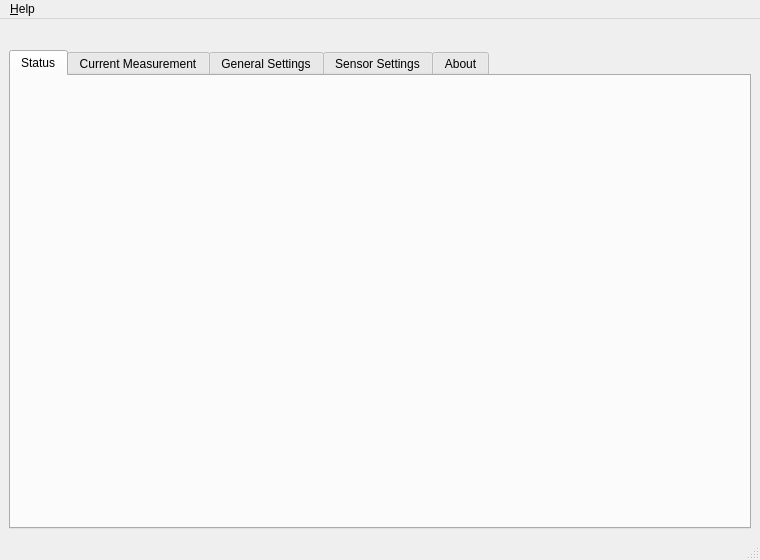
Old version of the form host/src/mainwindow.ui in the repository Pongkemon01/weather-station.
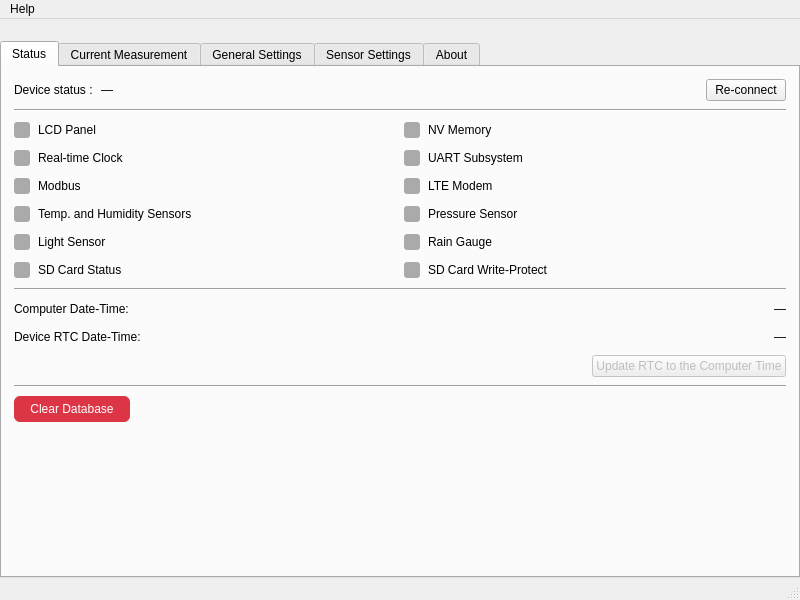
New version of the form.

Diff of the .ui file:
```diff
--- a/host/src/mainwindow.ui
+++ b/host/src/mainwindow.ui
@@ -6,8 +6,8 @@
    <rect>
     <x>0</x>
     <y>0</y>
-    <width>760</width>
-    <height>560</height>
+    <width>800</width>
+    <height>600</height>
    </rect>
   </property>
   <property name="windowTitle">
@@ -18,6 +18,18 @@
     <property name="spacing">
      <number>0</number>
     </property>
+    <property name="leftMargin">
+     <number>0</number>
+    </property>
+    <property name="topMargin">
+     <number>0</number>
+    </property>
+    <property name="rightMargin">
+     <number>0</number>
+    </property>
+    <property name="bottomMargin">
+     <number>0</number>
+    </property>
     <item>
      <widget class="QLabel" name="bannerLabel">
       <property name="visible">
@@ -43,6 +55,468 @@
        <attribute name="title">
         <string>Status</string>
        </attribute>
+       <layout class="QVBoxLayout" name="statusVLayout">
+        <property name="spacing">
+         <number>8</number>
+        </property>
+        <property name="leftMargin">
+         <number>12</number>
+        </property>
+        <property name="topMargin">
+         <number>12</number>
+        </property>
+        <property name="rightMargin">
+         <number>12</number>
+        </property>
+        <property name="bottomMargin">
+         <number>12</number>
+        </property>
+        <!-- Row: Device status + Re-connect button -->
+        <item>
+         <layout class="QHBoxLayout" name="statusHeaderLayout">
+          <item>
+           <widget class="QLabel" name="statusStaticLabel">
+            <property name="text">
+             <string>Device status :</string>
+            </property>
+           </widget>
+          </item>
+          <item>
+           <widget class="QLabel" name="statusConnectionLabel">
+            <property name="text">
+             <string>—</string>
+            </property>
+           </widget>
+          </item>
+          <item>
+           <spacer name="statusHeaderSpacer">
+            <property name="orientation">
+             <enum>Qt::Horizontal</enum>
+            </property>
+            <property name="sizeHint" stdset="0">
+             <size>
+              <width>40</width>
+              <height>20</height>
+             </size>
+            </property>
+           </spacer>
+          </item>
+          <item>
+           <widget class="QPushButton" name="statusReconnectButton">
+            <property name="text">
+             <string>Re-connect</string>
+            </property>
+           </widget>
+          </item>
+         </layout>
+        </item>
+        <!-- Separator -->
+        <item>
+         <widget class="QFrame" name="statusSep1">
+          <property name="frameShape">
+           <enum>QFrame::HLine</enum>
+          </property>
+          <property name="frameShadow">
+           <enum>QFrame::Sunken</enum>
+          </property>
+         </widget>
+        </item>
+        <!-- LED grid: two VBoxLayouts side by side -->
+        <item>
+         <layout class="QHBoxLayout" name="statusLedsLayout">
+          <item>
+           <layout class="QVBoxLayout" name="statusLedsLeft">
+            <property name="spacing">
+             <number>8</number>
+            </property>
+            <item>
+             <layout class="QHBoxLayout">
+              <item>
+               <widget class="QLabel" name="statusLcdLed">
+                <property name="text"><string/></property>
+                <property name="minimumSize"><size><width>16</width><height>16</height></size></property>
+                <property name="maximumSize"><size><width>16</width><height>16</height></size></property>
+                <property name="styleSheet"><string>background-color: #aaaaaa; border-radius: 3px;</string></property>
+               </widget>
+              </item>
+              <item>
+               <widget class="QLabel">
+                <property name="text"><string>LCD Panel</string></property>
+               </widget>
+              </item>
+              <item>
+               <spacer>
+                <property name="orientation"><enum>Qt::Horizontal</enum></property>
+                <property name="sizeHint" stdset="0"><size><width>20</width><height>20</height></size></property>
+               </spacer>
+              </item>
+             </layout>
+            </item>
+            <item>
+             <layout class="QHBoxLayout">
+              <item>
+               <widget class="QLabel" name="statusRtcLed">
+                <property name="text"><string/></property>
+                <property name="minimumSize"><size><width>16</width><height>16</height></size></property>
+                <property name="maximumSize"><size><width>16</width><height>16</height></size></property>
+                <property name="styleSheet"><string>background-color: #aaaaaa; border-radius: 3px;</string></property>
+               </widget>
+              </item>
+              <item>
+               <widget class="QLabel">
+                <property name="text"><string>Real-time Clock</string></property>
+               </widget>
+              </item>
+              <item>
+               <spacer>
+                <property name="orientation"><enum>Qt::Horizontal</enum></property>
+                <property name="sizeHint" stdset="0"><size><width>20</width><height>20</height></size></property>
+               </spacer>
+              </item>
+             </layout>
+            </item>
+            <item>
+             <layout class="QHBoxLayout">
+              <item>
+               <widget class="QLabel" name="statusModbusLed">
+                <property name="text"><string/></property>
+                <property name="minimumSize"><size><width>16</width><height>16</height></size></property>
+                <property name="maximumSize"><size><width>16</width><height>16</height></size></property>
+                <property name="styleSheet"><string>background-color: #aaaaaa; border-radius: 3px;</string></property>
+               </widget>
+              </item>
+              <item>
+               <widget class="QLabel">
+                <property name="text"><string>Modbus</string></property>
+               </widget>
+              </item>
+              <item>
+               <spacer>
+                <property name="orientation"><enum>Qt::Horizontal</enum></property>
+                <property name="sizeHint" stdset="0"><size><width>20</width><height>20</height></size></property>
+               </spacer>
+              </item>
+             </layout>
+            </item>
+            <item>
+             <layout class="QHBoxLayout">
+              <item>
+               <widget class="QLabel" name="statusTemphumLed">
+                <property name="text"><string/></property>
+                <property name="minimumSize"><size><width>16</width><height>16</height></size></property>
+                <property name="maximumSize"><size><width>16</width><height>16</height></size></property>
+                <property name="styleSheet"><string>background-color: #aaaaaa; border-radius: 3px;</string></property>
+               </widget>
+              </item>
+              <item>
+               <widget class="QLabel">
+                <property name="text"><string>Temp. and Humidity Sensors</string></property>
+               </widget>
+              </item>
+              <item>
+               <spacer>
+                <property name="orientation"><enum>Qt::Horizontal</enum></property>
+                <property name="sizeHint" stdset="0"><size><width>20</width><height>20</height></size></property>
+               </spacer>
+              </item>
+             </layout>
+            </item>
+            <item>
+             <layout class="QHBoxLayout">
+              <item>
+               <widget class="QLabel" name="statusLightLed">
+                <property name="text"><string/></property>
+                <property name="minimumSize"><size><width>16</width><height>16</height></size></property>
+                <property name="maximumSize"><size><width>16</width><height>16</height></size></property>
+                <property name="styleSheet"><string>background-color: #aaaaaa; border-radius: 3px;</string></property>
+               </widget>
+              </item>
+              <item>
+               <widget class="QLabel">
+                <property name="text"><string>Light Sensor</string></property>
+               </widget>
+              </item>
+              <item>
+               <spacer>
+                <property name="orientation"><enum>Qt::Horizontal</enum></property>
+                <property name="sizeHint" stdset="0"><size><width>20</width><height>20</height></size></property>
+               </spacer>
+              </item>
+             </layout>
+            </item>
+            <item>
+             <layout class="QHBoxLayout">
+              <item>
+               <widget class="QLabel" name="statusSdLed">
+                <property name="text"><string/></property>
+                <property name="minimumSize"><size><width>16</width><height>16</height></size></property>
+                <property name="maximumSize"><size><width>16</width><height>16</height></size></property>
+                <property name="styleSheet"><string>background-color: #aaaaaa; border-radius: 3px;</string></property>
+               </widget>
+              </item>
+              <item>
+               <widget class="QLabel">
+                <property name="text"><string>SD Card Status</string></property>
+               </widget>
+              </item>
+              <item>
+               <spacer>
+                <property name="orientation"><enum>Qt::Horizontal</enum></property>
+                <property name="sizeHint" stdset="0"><size><width>20</width><height>20</height></size></property>
+               </spacer>
+              </item>
+             </layout>
+            </item>
+           </layout>
+          </item>
+          <item>
+           <layout class="QVBoxLayout" name="statusLedsRight">
+            <property name="spacing">
+             <number>8</number>
+            </property>
+            <item>
+             <layout class="QHBoxLayout">
+              <item>
+               <widget class="QLabel" name="statusNvramLed">
+                <property name="text"><string/></property>
+                <property name="minimumSize"><size><width>16</width><height>16</height></size></property>
+                <property name="maximumSize"><size><width>16</width><height>16</height></size></property>
+                <property name="styleSheet"><string>background-color: #aaaaaa; border-radius: 3px;</string></property>
+               </widget>
+              </item>
+              <item>
+               <widget class="QLabel">
+                <property name="text"><string>NV Memory</string></property>
+               </widget>
+              </item>
+              <item>
+               <spacer>
+                <property name="orientation"><enum>Qt::Horizontal</enum></property>
+                <property name="sizeHint" stdset="0"><size><width>20</width><height>20</height></size></property>
+               </spacer>
+              </item>
+             </layout>
+            </item>
+            <item>
+             <layout class="QHBoxLayout">
+              <item>
+               <widget class="QLabel" name="statusUsartLed">
+                <property name="text"><string/></property>
+                <property name="minimumSize"><size><width>16</width><height>16</height></size></property>
+                <property name="maximumSize"><size><width>16</width><height>16</height></size></property>
+                <property name="styleSheet"><string>background-color: #aaaaaa; border-radius: 3px;</string></property>
+               </widget>
+              </item>
+              <item>
+               <widget class="QLabel">
+                <property name="text"><string>UART Subsystem</string></property>
+               </widget>
+              </item>
+              <item>
+               <spacer>
+                <property name="orientation"><enum>Qt::Horizontal</enum></property>
+                <property name="sizeHint" stdset="0"><size><width>20</width><height>20</height></size></property>
+               </spacer>
+              </item>
+             </layout>
+            </item>
+            <item>
+             <layout class="QHBoxLayout">
+              <item>
+               <widget class="QLabel" name="statusLteLed">
+                <property name="text"><string/></property>
+                <property name="minimumSize"><size><width>16</width><height>16</height></size></property>
+                <property name="maximumSize"><size><width>16</width><height>16</height></size></property>
+                <property name="styleSheet"><string>background-color: #aaaaaa; border-radius: 3px;</string></property>
+               </widget>
+              </item>
+              <item>
+               <widget class="QLabel">
+                <property name="text"><string>LTE Modem</string></property>
+               </widget>
+              </item>
+              <item>
+               <spacer>
+                <property name="orientation"><enum>Qt::Horizontal</enum></property>
+                <property name="sizeHint" stdset="0"><size><width>20</width><height>20</height></size></property>
+               </spacer>
+              </item>
+             </layout>
+            </item>
+            <item>
+             <layout class="QHBoxLayout">
+              <item>
+               <widget class="QLabel" name="statusPressureLed">
+                <property name="text"><string/></property>
+                <property name="minimumSize"><size><width>16</width><height>16</height></size></property>
+                <property name="maximumSize"><size><width>16</width><height>16</height></size></property>
+                <property name="styleSheet"><string>background-color: #aaaaaa; border-radius: 3px;</string></property>
+               </widget>
+              </item>
+              <item>
+               <widget class="QLabel">
+                <property name="text"><string>Pressure Sensor</string></property>
+               </widget>
+              </item>
+              <item>
+               <spacer>
+                <property name="orientation"><enum>Qt::Horizontal</enum></property>
+                <property name="sizeHint" stdset="0"><size><width>20</width><height>20</height></size></property>
+               </spacer>
+              </item>
+             </layout>
+            </item>
+            <item>
+             <layout class="QHBoxLayout">
+              <item>
+               <widget class="QLabel" name="statusRainLed">
+                <property name="text"><string/></property>
+                <property name="minimumSize"><size><width>16</width><height>16</height></size></property>
+                <property name="maximumSize"><size><width>16</width><height>16</height></size></property>
+                <property name="styleSheet"><string>background-color: #aaaaaa; border-radius: 3px;</string></property>
+               </widget>
+              </item>
+              <item>
+               <widget class="QLabel">
+                <property name="text"><string>Rain Gauge</string></property>
+               </widget>
+              </item>
+              <item>
+               <spacer>
+                <property name="orientation"><enum>Qt::Horizontal</enum></property>
+                <property name="sizeHint" stdset="0"><size><width>20</width><height>20</height></size></property>
+               </spacer>
+              </item>
+             </layout>
+            </item>
+            <item>
+             <layout class="QHBoxLayout">
+              <item>
+               <widget class="QLabel" name="statusSdwpLed">
+                <property name="text"><string/></property>
+                <property name="minimumSize"><size><width>16</width><height>16</height></size></property>
+                <property name="maximumSize"><size><width>16</width><height>16</height></size></property>
+                <property name="styleSheet"><string>background-color: #aaaaaa; border-radius: 3px;</string></property>
+               </widget>
+              </item>
+              <item>
+               <widget class="QLabel">
+                <property name="text"><string>SD Card Write-Protect</string></property>
+               </widget>
+              </item>
+              <item>
+               <spacer>
+                <property name="orientation"><enum>Qt::Horizontal</enum></property>
+                <property name="sizeHint" stdset="0"><size><width>20</width><height>20</height></size></property>
+               </spacer>
+              </item>
+             </layout>
+            </item>
+           </layout>
+          </item>
+         </layout>
+        </item>
+        <!-- Separator -->
+        <item>
+         <widget class="QFrame" name="statusSep2">
+          <property name="frameShape"><enum>QFrame::HLine</enum></property>
+          <property name="frameShadow"><enum>QFrame::Sunken</enum></property>
+         </widget>
+        </item>
+        <!-- Computer Date-Time row -->
+        <item>
+         <layout class="QHBoxLayout">
+          <item>
+           <widget class="QLabel">
+            <property name="text"><string>Computer Date-Time:</string></property>
+           </widget>
+          </item>
+          <item>
+           <spacer>
+            <property name="orientation"><enum>Qt::Horizontal</enum></property>
+            <property name="sizeHint" stdset="0"><size><width>40</width><height>20</height></size></property>
+           </spacer>
+          </item>
+          <item>
+           <widget class="QLabel" name="statusComputerTimeValue">
+            <property name="text"><string>—</string></property>
+           </widget>
+          </item>
+         </layout>
+        </item>
+        <!-- Device RTC Date-Time row -->
+        <item>
+         <layout class="QHBoxLayout">
+          <item>
+           <widget class="QLabel">
+            <property name="text"><string>Device RTC Date-Time:</string></property>
+           </widget>
+          </item>
+          <item>
+           <spacer>
+            <property name="orientation"><enum>Qt::Horizontal</enum></property>
+            <property name="sizeHint" stdset="0"><size><width>40</width><height>20</height></size></property>
+           </spacer>
+          </item>
+          <item>
+           <widget class="QLabel" name="statusDeviceTimeValue">
+            <property name="text"><string>—</string></property>
+           </widget>
+          </item>
+         </layout>
+        </item>
+        <!-- Update RTC button (right-aligned) -->
+        <item>
+         <layout class="QHBoxLayout">
+          <item>
+           <spacer>
+            <property name="orientation"><enum>Qt::Horizontal</enum></property>
+            <property name="sizeHint" stdset="0"><size><width>40</width><height>20</height></size></property>
+           </spacer>
+          </item>
+          <item>
+           <widget class="QPushButton" name="statusUpdateRtcButton">
+            <property name="text"><string>Update RTC to the Computer Time</string></property>
+            <property name="enabled"><bool>false</bool></property>
+           </widget>
+          </item>
+         </layout>
+        </item>
+        <!-- Separator -->
+        <item>
+         <widget class="QFrame" name="statusSep3">
+          <property name="frameShape"><enum>QFrame::HLine</enum></property>
+          <property name="frameShadow"><enum>QFrame::Sunken</enum></property>
+         </widget>
+        </item>
+        <!-- Clear Database button (left-aligned, red) -->
+        <item>
+         <layout class="QHBoxLayout">
+          <item>
+           <widget class="QPushButton" name="statusClearDbButton">
+            <property name="text"><string>Clear Database</string></property>
+            <property name="enabled"><bool>false</bool></property>
+            <property name="styleSheet">
+             <string>background-color: #dc3545; color: white; border-radius: 6px; padding: 6px 16px;</string>
+            </property>
+           </widget>
+          </item>
+          <item>
+           <spacer>
+            <property name="orientation"><enum>Qt::Horizontal</enum></property>
+            <property name="sizeHint" stdset="0"><size><width>40</width><height>20</height></size></property>
+           </spacer>
+          </item>
+         </layout>
+        </item>
+        <!-- Vertical filler -->
+        <item>
+         <spacer name="statusVSpacer">
+          <property name="orientation"><enum>Qt::Vertical</enum></property>
+          <property name="sizeHint" stdset="0"><size><width>20</width><height>40</height></size></property>
+         </spacer>
+        </item>
+       </layout>
       </widget>
       <widget class="QWidget" name="measurementTab">
        <attribute name="title">
@@ -73,13 +547,13 @@
     <rect>
      <x>0</x>
      <y>0</y>
-     <width>760</width>
+     <width>800</width>
      <height>22</height>
     </rect>
    </property>
    <widget class="QMenu" name="menuHelp">
     <property name="title">
-     <string>&amp;Help</string>
+     <string>Help</string>
     </property>
     <addaction name="actionDebugLog"/>
     <addaction name="separator"/>
```
Left out of the diff: 463 changed lines with no effect on the pictures.
